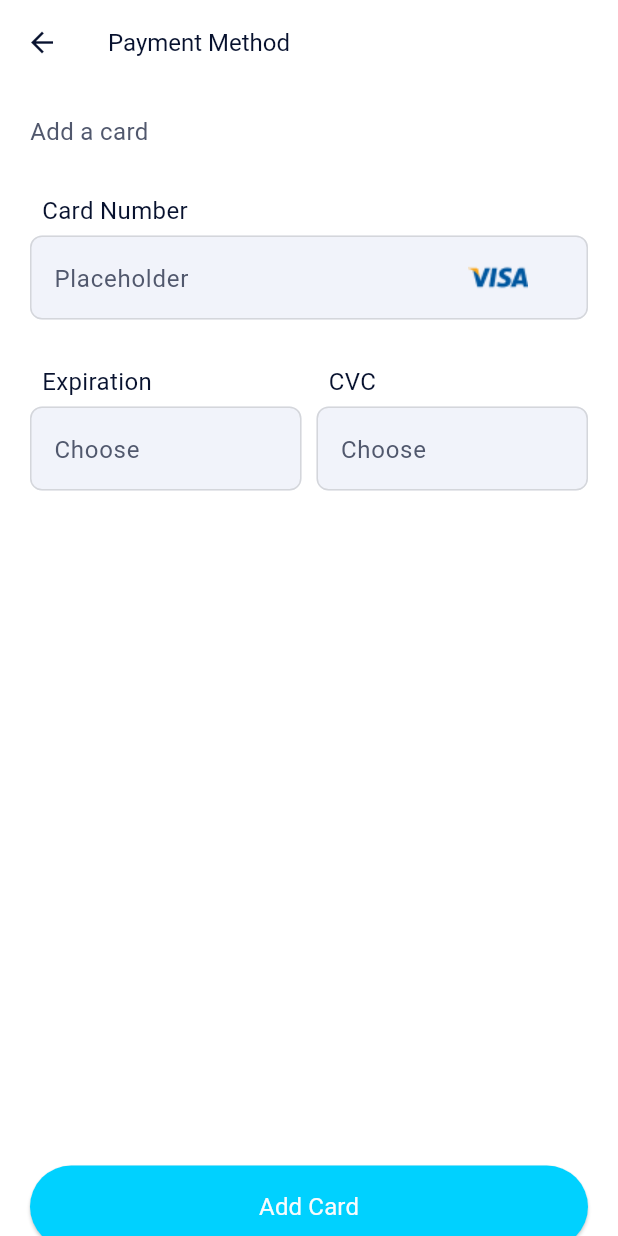
After one commit to North-Star-Metrics-dev/ntsmetrics, a Flutter app: the screen it shows after launch, on a phone screen of 412 x 824 dp. The commit adds this screen. Run offline on Flutter 3.47's test engine with Material 3 defaults, Android fonts, the phone set to English and light mode, and no system bars; our stand-ins replace google_fonts, pin_code_fields; Roboto replaces fonts that are missing (Alata).

Commit message:
add_card_screen added

```diff
--- /dev/null
+++ b/lib/addcard/view/add_card_screen.dart
@@ -0,0 +1,249 @@
+import 'package:flutter/material.dart';
+import 'package:google_fonts/google_fonts.dart';
+
+class AddCardScreen extends StatefulWidget {
+  const AddCardScreen({super.key});
+
+  @override
+  State<AddCardScreen> createState() => _AddCardScreenState();
+}
+
+class _AddCardScreenState extends State<AddCardScreen> {
+  @override
+  Widget build(BuildContext context) {
+    return Scaffold(
+      backgroundColor: Colors.white,
+      appBar: AppBar(
+        backgroundColor: Colors.white,
+        title: Text("Payment Method",
+          style: GoogleFonts.alata(
+            fontSize: 16,
+            fontWeight: FontWeight.w400,
+            color: Color(0xFF07112E),
+          ),
+        ),
+        leading: IconButton(
+          icon: Icon(Icons.arrow_back,
+            color: Color(0xFF07112E),
+            size: 22,
+          ),
+          onPressed: () {
+            // Handle back button press
+          },
+        ),
+      ),
+      body: SingleChildScrollView(
+        padding: EdgeInsets.only(
+          bottom: MediaQuery.of(context).viewInsets.bottom, // Adjust for keyboard
+        ),
+        child: Padding(
+          padding: const EdgeInsets.all(20.0),
+          child: Column(
+            mainAxisAlignment: MainAxisAlignment.start,
+            crossAxisAlignment: CrossAxisAlignment.start,
+            children: [
+              Text("Add a card",
+                style: GoogleFonts.alata(
+                    fontWeight: FontWeight.w400,
+                    fontSize: 16,
+                    color: Color(0xFF51586D)
+                ),
+              ),
+              Padding(
+                padding: const EdgeInsets.only(top: 30,bottom: 5,left: 8),
+                child: Text("Card Number",
+                  style: GoogleFonts.alata(
+                      fontWeight: FontWeight.w400,
+                      fontSize: 16,
+                      color: Color(0xFF07112E)
+                  ),
+                ),
+              ),
+              TextFormField(
+                style: GoogleFonts.plusJakartaSans(
+                  fontSize: 16,
+                  fontWeight: FontWeight.w600,
+                  color: Color(0xFF2C2C2C),
+                ),
+                decoration: InputDecoration(
+                  filled: true ,
+                  fillColor:  Color(0xFFF1F3FA),
+                  hintText: "Placeholder",
+                  hintStyle: GoogleFonts.alata(
+                      fontSize: 16,
+                      fontWeight: FontWeight.w400,
+                      color: Color(0xFF51586D)
+                  ),
+                  suffixIcon: Image.asset("assets/visa.png"),
+                  border: OutlineInputBorder(
+                      borderRadius: BorderRadius.circular(8),
+                      borderSide: BorderSide(color: Color(0xFFE1E1E1),width: 1 )
+                  ),
+                  enabledBorder: OutlineInputBorder(
+                    borderRadius: BorderRadius.circular(8),
+                    borderSide: BorderSide(color: Color(0xFFD4D6DB), width: 1.0),
+                  ),
+                  focusedBorder: OutlineInputBorder(
+                    borderRadius: BorderRadius.circular(8),
+                    borderSide: BorderSide(color: Color(0xFF00D1FF), width: 1.0),
+                  ),
+                ),
+                cursorColor: Color(0xFF00D1FF),
+                validator: (value) {
+                  if (value == null || value.isEmpty) {
+                    return 'Please enter your password';
+                  }
+                  return null;
+                },
+              ),
+              Row(
+                mainAxisAlignment: MainAxisAlignment.start,
+                children: [
+                  Expanded(
+                    child: Column(
+                      mainAxisAlignment: MainAxisAlignment.start,
+                      crossAxisAlignment: CrossAxisAlignment.start,
+                      children: [
+                        Padding(
+                          padding: const EdgeInsets.only(top: 30,bottom: 5,left: 8),
+                          child: Text("Expiration",
+                            style: GoogleFonts.alata(
+                                fontWeight: FontWeight.w400,
+                                fontSize: 16,
+                                color: Color(0xFF07112E)
+                            ),
+                          ),
+                        ),
+                        TextFormField(
+                          style: GoogleFonts.plusJakartaSans(
+                            fontSize: 16,
+                            fontWeight: FontWeight.w600,
+                            color: Color(0xFF2C2C2C),
+                          ),
+                          decoration: InputDecoration(
+                            filled: true ,
+                            fillColor:  Color(0xFFF1F3FA),
+                            hintText: "Choose",
+                            hintStyle: GoogleFonts.alata(
+                                fontSize: 16,
+                                fontWeight: FontWeight.w400,
+                                color: Color(0xFF51586D)
+                            ),
+                            border: OutlineInputBorder(
+                                borderRadius: BorderRadius.circular(8),
+                                borderSide: BorderSide(color: Color(0xFFE1E1E1),width: 1 )
+                            ),
+                            enabledBorder: OutlineInputBorder(
+                              borderRadius: BorderRadius.circular(8),
+                              borderSide: BorderSide(color: Color(0xFFD4D6DB), width: 1.0),
+                            ),
+                            focusedBorder: OutlineInputBorder(
+                              borderRadius: BorderRadius.circular(8),
+                              borderSide: BorderSide(color: Color(0xFF00D1FF), width: 1.0),
+                            ),
+                          ),
+                          cursorColor: Color(0xFF00D1FF),
+                          validator: (value) {
+                            if (value == null || value.isEmpty) {
+                              return 'Please enter your password';
+                            }
+                            return null;
+                          },
+                        ),
+                      ],
+                    ),
+                  ),
+                  SizedBox(
+                    width: 10,
+                  ),
+                  Expanded(
+                    child: Column(
+                      mainAxisAlignment: MainAxisAlignment.start,
+                      crossAxisAlignment: CrossAxisAlignment.start,
+                      children: [
+                        Padding(
+                          padding: const EdgeInsets.only(top: 30,bottom: 5,left: 8),
+                          child: Text("CVC",
+                            style: GoogleFonts.alata(
+                                fontWeight: FontWeight.w400,
+                                fontSize: 16,
+                                color: Color(0xFF07112E)
+                            ),
+                          ),
+                        ),
+                        TextFormField(
+                          style: GoogleFonts.plusJakartaSans(
+                            fontSize: 16,
+                            fontWeight: FontWeight.w600,
+                            color: Color(0xFF2C2C2C),
+                          ),
+                          decoration: InputDecoration(
+                            filled: true ,
+                            fillColor:  Color(0xFFF1F3FA),
+                            hintText: "Choose",
+                            hintStyle: GoogleFonts.alata(
+                                fontSize: 16,
+                                fontWeight: FontWeight.w400,
+                                color: Color(0xFF51586D)
+                            ),
+                            border: OutlineInputBorder(
+                                borderRadius: BorderRadius.circular(8),
+                                borderSide: BorderSide(color: Color(0xFFE1E1E1),width: 1 )
+                            ),
+                            enabledBorder: OutlineInputBorder(
+                              borderRadius: BorderRadius.circular(8),
+                              borderSide: BorderSide(color: Color(0xFFD4D6DB), width: 1.0),
+                            ),
+                            focusedBorder: OutlineInputBorder(
+                              borderRadius: BorderRadius.circular(8),
+                              borderSide: BorderSide(color: Color(0xFF00D1FF), width: 1.0),
+                            ),
+                          ),
+                          cursorColor: Color(0xFF00D1FF),
+                          validator: (value) {
+                            if (value == null || value.isEmpty) {
+                              return 'Please enter your password';
+                            }
+                            return null;
+                          },
+                        ),
+                      ],
+                    ),
+                  )
+                ],
+              ),
+              Padding(
+                padding: const EdgeInsets.only(top: 450),
+                child: SizedBox(
+                  width: double.infinity,
+                  child: ElevatedButton(
+                    onPressed: () {},
+                    style: ElevatedButton.styleFrom(
+                        backgroundColor:  Color(0xFF00D1FF),
+                        padding: EdgeInsets.symmetric(vertical: 16),
+                        shape: RoundedRectangleBorder(
+                          borderRadius: BorderRadius.circular(30),
+                        ),
+                        disabledBackgroundColor: Color(0xFF9CA0Ab)
+                    ),
+                    child: Padding(
+                      padding: const EdgeInsets.symmetric(horizontal: 10),
+                      child: Text(
+                        'Add Card',
+                        style: GoogleFonts.alata(
+                            fontWeight: FontWeight.w400,
+                            fontSize: 16,
+                            color: Color(0xFFFAFBFC)
+                        ),
+                      ),
+                    ),
+                  ),
+                ),
+              ),
+            ],
+          ),
+        ),
+      ),
+    );
+  }
+}
--- a/lib/main.dart
+++ b/lib/main.dart
@@ -1,4 +1,5 @@
 import 'package:flutter/material.dart';
+import 'addcard/view/add_card_screen.dart';
 import 'market/view/market_screen.dart';
 
 
@@ -12,7 +13,7 @@ class MyApp extends StatelessWidget {
   Widget build(BuildContext context) {
     return MaterialApp(
       debugShowCheckedModeBanner: false,
-      home: MarketScreen(),
+      home: AddCardScreen(),
     );
   }
 }
```
